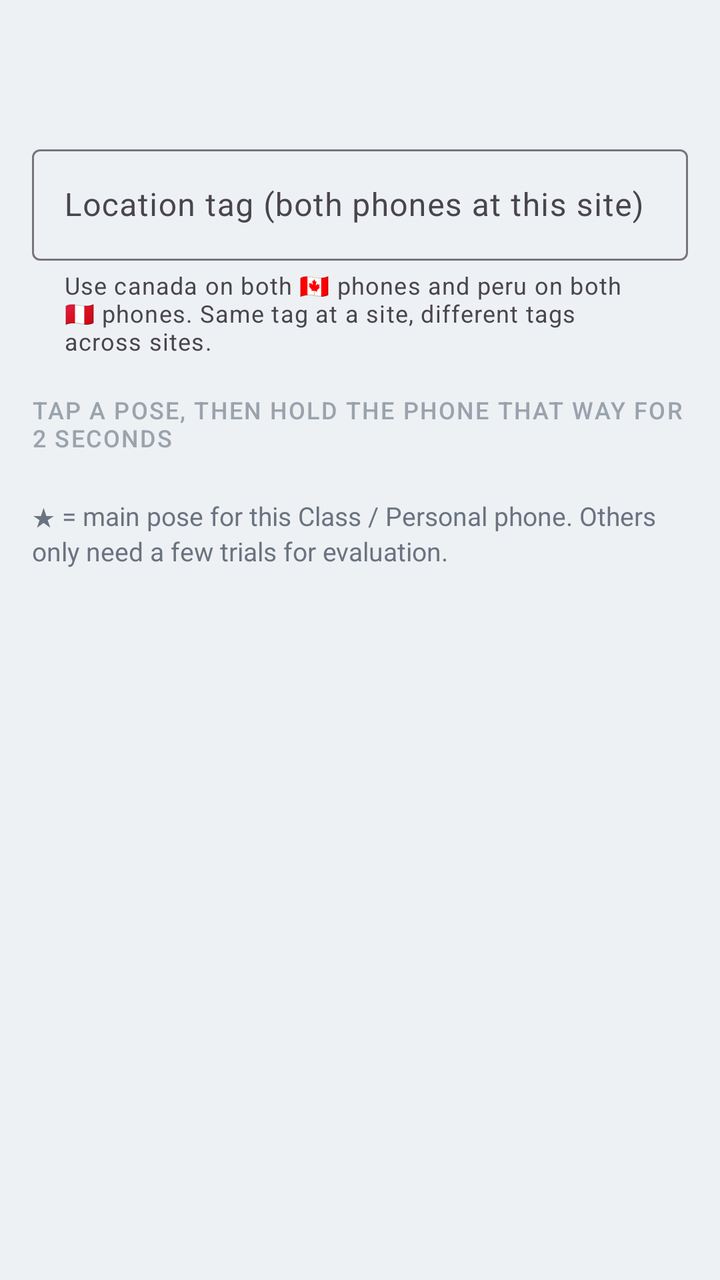
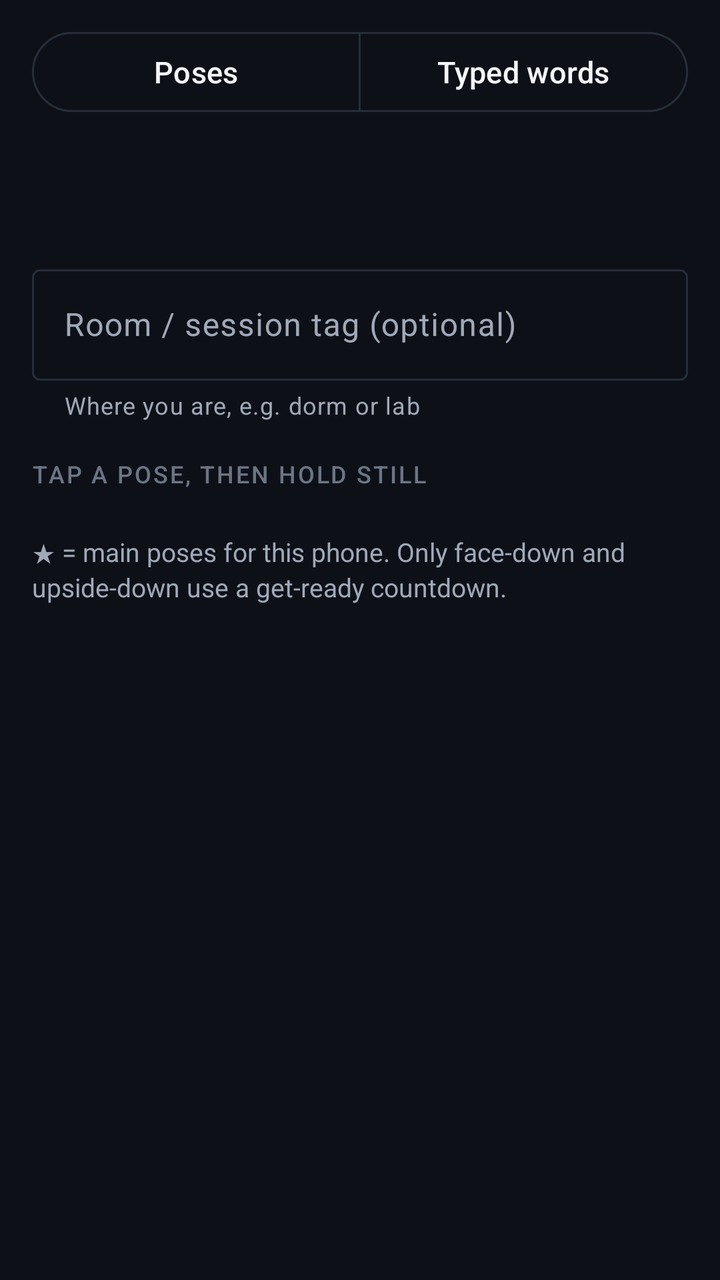

An Android layout rendered at two revisions. The XML below is the earlier revision; the diff shows what the commit changed to produce the second picture.
<!-- AndroidManifest.xml: application theme Theme.PhoneAngle -->
<!-- res/layout/fragment_collect.xml -->
<?xml version="1.0" encoding="utf-8"?>
<ScrollView xmlns:android="http://schemas.android.com/apk/res/android"
    xmlns:app="http://schemas.android.com/apk/res-auto"
    android:layout_width="match_parent"
    android:layout_height="match_parent"
    android:clipToPadding="false"
    android:fillViewport="true">

    <LinearLayout
        android:layout_width="match_parent"
        android:layout_height="wrap_content"
        android:orientation="vertical"
        android:paddingHorizontal="16dp"
        android:paddingTop="12dp"
        android:paddingBottom="20dp">

        <TextView
            android:id="@+id/collectStatus"
            style="@style/Text.App.Title"
            android:layout_width="match_parent"
            android:layout_height="wrap_content" />

        <TextView
            android:id="@+id/collectGuidance"
            style="@style/Text.App.Body"
            android:layout_width="match_parent"
            android:layout_height="wrap_content"
            android:layout_marginTop="4dp" />

        <com.google.android.material.textfield.TextInputLayout
            style="@style/Widget.Material3.TextInputLayout.OutlinedBox"
            android:layout_width="match_parent"
            android:layout_height="wrap_content"
            android:layout_marginTop="14dp"
            android:hint="@string/collect_tag_hint"
            app:helperText="@string/collect_tag_helper">

            <com.google.android.material.textfield.TextInputEditText
                android:id="@+id/tagInput"
                android:layout_width="match_parent"
                android:layout_height="wrap_content"
                android:imeOptions="actionDone"
                android:inputType="text"
                android:maxLines="1" />
        </com.google.android.material.textfield.TextInputLayout>

        <TextView
            style="@style/Text.App.Section"
            android:layout_width="match_parent"
            android:layout_height="wrap_content"
            android:layout_marginTop="18dp"
            android:text="@string/collect_tap_section" />

        <GridLayout
            android:id="@+id/poseGrid"
            android:layout_width="match_parent"
            android:layout_height="wrap_content"
            android:layout_marginTop="8dp"
            android:columnCount="2" />

        <com.google.android.material.card.MaterialCardView
            android:id="@+id/recordingCard"
            style="@style/Widget.App.Card"
            android:layout_width="match_parent"
            android:layout_height="wrap_content"
            android:layout_marginTop="12dp"
            android:visibility="gone"
            app:strokeColor="@color/accent">

            <LinearLayout
                android:layout_width="match_parent"
                android:layout_height="wrap_content"
                android:orientation="vertical"
                android:padding="14dp">

                <TextView
                    android:id="@+id/recordingTitle"
                    style="@style/Text.App.Title"
                    android:layout_width="match_parent"
                    android:layout_height="wrap_content" />

                <com.google.android.material.progressindicator.LinearProgressIndicator
                    android:id="@+id/recordProgress"
                    android:layout_width="match_parent"
                    android:layout_height="wrap_content"
                    android:layout_marginTop="10dp"
                    android:max="100"
                    app:trackCornerRadius="4dp"
                    app:trackThickness="8dp" />

                <TextView
                    android:id="@+id/recordingDetail"
                    style="@style/Text.App.Body"
                    android:layout_width="match_parent"
                    android:layout_height="wrap_content"
                    android:layout_marginTop="8dp" />
            </LinearLayout>
        </com.google.android.material.card.MaterialCardView>

        <TextView
            android:id="@+id/collectLegend"
            style="@style/Text.App.Body"
            android:layout_width="match_parent"
            android:layout_height="wrap_content"
            android:layout_marginTop="14dp"
            android:text="@string/collect_legend" />
    </LinearLayout>
</ScrollView>
<!-- resources referenced by this layout -->
<resources>
  <color name="accent">#2C6E68</color>
  <string name="collect_legend">★ = main pose for this Class / Personal phone. Others only need a few trials for evaluation.</string>
  <string name="collect_tag_helper">Use canada on both 🇨🇦 phones and peru on both 🇵🇪 phones. Same tag at a site, different tags across sites.</string>
  <string name="collect_tag_hint">Location tag (both phones at this site)</string>
  <string name="collect_tap_section">Tap a pose, then hold the phone that way for 2 seconds</string>
  <style name="Text.App.Section" parent="">
          <item name="android:fontFamily">sans-serif-medium</item>
          <item name="android:textColor">@color/faint</item>
          <item name="android:textSize">12sp</item>
          <item name="android:textAllCaps">true</item>
          <item name="android:letterSpacing">0.06</item>
      </style>
  <style name="Widget.App.Card" parent="Widget.Material3.CardView.Outlined">
          <item name="cardBackgroundColor">@color/surface</item>
          <item name="cardCornerRadius">16dp</item>
          <item name="cardElevation">0dp</item>
          <item name="strokeColor">@color/line</item>
          <item name="strokeWidth">1dp</item>
      </style>
  <style name="Theme.PhoneAngle" parent="Theme.Material3.Light.NoActionBar">
          <item name="colorPrimary">@color/accent</item>
          <item name="colorOnPrimary">@color/btn_primary_text</item>
          <item name="colorSecondaryContainer">@color/accent_soft</item>
          <item name="android:statusBarColor">@color/bg</item>
          <item name="android:navigationBarColor">@color/surface</item>
          <item name="android:windowBackground">@color/bg</item>
          <item name="android:windowLightStatusBar">true</item>
      </style>
  <color name="muted">#6A7380</color>
  <color name="faint">#9AA3AD</color>
  <color name="ink">#171A1F</color>
  <color name="surface">#FFFFFF</color>
  <color name="line">#D7DDE4</color>
  <color name="btn_primary_text">#FFFFFF</color>
  <color name="accent_soft">#E4F0EE</color>
  <color name="bg">#EEF1F4</color>
  <!-- unchanged entries left out for length: 2 -->
</resources>

<!-- the commit's change to res/layout/fragment_collect.xml (unified diff, before → after) -->
@@ -14,11 +14,48 @@
         android:paddingTop="12dp"
         android:paddingBottom="20dp">
 
+        <com.google.android.material.button.MaterialButtonToggleGroup
+            android:id="@+id/taskToggle"
+            android:layout_width="match_parent"
+            android:layout_height="wrap_content"
+            app:selectionRequired="true"
+            app:singleSelection="true">
+
+            <com.google.android.material.button.MaterialButton
+                android:id="@+id/taskPose"
+                style="@style/Widget.Material3.Button.OutlinedButton"
+                android:layout_width="0dp"
+                android:layout_height="wrap_content"
+                android:layout_weight="1"
+                android:text="@string/task_poses" />
+
+            <com.google.android.material.button.MaterialButton
+                android:id="@+id/taskTyped"
+                style="@style/Widget.Material3.Button.OutlinedButton"
+                android:layout_width="0dp"
+                android:layout_height="wrap_content"
+                android:layout_weight="1"
+                android:text="@string/task_typed" />
+        </com.google.android.material.button.MaterialButtonToggleGroup>
+
+        <TextView
+            android:id="@+id/typedPreviewBanner"
+            style="@style/Text.App.Body"
+            android:layout_width="match_parent"
+            android:layout_height="wrap_content"
+            android:layout_marginTop="10dp"
+            android:background="@drawable/bg_angle_card"
+            android:padding="12dp"
+            android:text="@string/typed_preview_banner"
+            android:textColor="@color/ink"
+            android:visibility="gone" />
+
         <TextView
             android:id="@+id/collectStatus"
             style="@style/Text.App.Title"
             android:layout_width="match_parent"
-            android:layout_height="wrap_content" />
+            android:layout_height="wrap_content"
+            android:layout_marginTop="12dp" />
 
         <TextView
             android:id="@+id/collectGuidance"
@@ -44,65 +81,172 @@
                 android:maxLines="1" />
         </com.google.android.material.textfield.TextInputLayout>
 
-        <TextView
-            style="@style/Text.App.Section"
-            android:layout_width="match_parent"
-            android:layout_height="wrap_content"
-            android:layout_marginTop="18dp"
-            android:text="@string/collect_tap_section" />
-
-        <GridLayout
-            android:id="@+id/poseGrid"
-            android:layout_width="match_parent"
-            android:layout_height="wrap_content"
-            android:layout_marginTop="8dp"
-            android:columnCount="2" />
-
-        <com.google.android.material.card.MaterialCardView
-            android:id="@+id/recordingCard"
-            style="@style/Widget.App.Card"
-            android:layout_width="match_parent"
-            android:layout_height="wrap_content"
-            android:layout_marginTop="12dp"
-            android:visibility="gone"
-            app:strokeColor="@color/accent">
-
-            <LinearLayout
-                android:layout_width="match_parent"
-                android:layout_height="wrap_content"
-                android:orientation="vertical"
-                android:padding="14dp">
-
-                <TextView
-                    android:id="@+id/recordingTitle"
-                    style="@style/Text.App.Title"
-                    android:layout_width="match_parent"
-                    android:layout_height="wrap_content" />
-
-                <com.google.android.material.progressindicator.LinearProgressIndicator
-                    android:id="@+id/recordProgress"
+        
+        <LinearLayout
+            android:id="@+id/poseSection"
+            android:layout_width="match_parent"
+            android:layout_height="wrap_content"
+            android:orientation="vertical">
+
+            <TextView
+                style="@style/Text.App.Section"
+                android:layout_width="match_parent"
+                android:layout_height="wrap_content"
+                android:layout_marginTop="18dp"
+                android:text="@string/collect_tap_section" />
+
+            <GridLayout
+                android:id="@+id/poseGrid"
+                android:layout_width="match_parent"
+                android:layout_height="wrap_content"
+                android:layout_marginTop="8dp"
+                android:columnCount="2" />
+
+            <com.google.android.material.card.MaterialCardView
+                android:id="@+id/recordingCard"
+                style="@style/Widget.App.Card"
+                android:layout_width="match_parent"
+                android:layout_height="wrap_content"
+                android:layout_marginTop="12dp"
+                android:visibility="gone"
+                app:strokeColor="@color/accent">
+
+                <LinearLayout
                     android:layout_width="match_parent"
                     android:layout_height="wrap_content"
-                    android:layout_marginTop="10dp"
-                    android:max="100"
-                    app:trackCornerRadius="4dp"
-                    app:trackThickness="8dp" />
-
-                <TextView
-                    android:id="@+id/recordingDetail"
-                    style="@style/Text.App.Body"
-                    android:layout_width="match_parent"
+                    android:orientation="vertical"
+                    android:padding="14dp">
+
+                    <TextView
+                        android:id="@+id/recordingTitle"
+                        style="@style/Text.App.Title"
+                        android:layout_width="match_parent"
+                        android:layout_height="wrap_content" />
+
+                    <TextView
+                        android:id="@+id/recordingDetail"
+                        style="@style/Text.App.Body"
+                        android:layout_width="match_parent"
+                        android:layout_height="wrap_content"
+                        android:layout_marginTop="6dp" />
+
+                    <com.google.android.material.progressindicator.LinearProgressIndicator
+                        android:id="@+id/recordProgress"
+                        android:layout_width="match_parent"
+                        android:layout_height="wrap_content"
+                        android:layout_marginTop="10dp"
+                        android:max="100"
+                        app:trackCornerRadius="4dp"
+                        app:trackThickness="8dp" />
+
+                    <com.google.android.material.button.MaterialButton
+                        android:id="@+id/cancelRecordButton"
+                        style="@style/Widget.Material3.Button.TextButton"
+                        android:layout_width="match_parent"
+                        android:layout_height="wrap_content"
+                        android:layout_marginTop="4dp"
+                        android:text="@string/collect_cancel" />
+                </LinearLayout>
+            </com.google.android.material.card.MaterialCardView>
+
+            <TextView
+                android:id="@+id/collectLegend"
+                style="@style/Text.App.Body"
+                android:layout_width="match_parent"
+                android:layout_height="wrap_content"
+                android:layout_marginTop="14dp"
+                android:text="@string/collect_legend" />
+        </LinearLayout>
+
+        
+        <LinearLayout
+            android:id="@+id/typedSection"
+            android:layout_width="match_parent"
+            android:layout_height="wrap_content"
+            android:orientation="vertical"
+            android:visibility="gone">
+
+            <TextView
+                style="@style/Text.App.Section"
+                android:layout_width="match_parent"
+                android:layout_height="wrap_content"
+                android:layout_marginTop="18dp"
+                android:text="@string/typed_section_targets" />
+
+            <Spinner
+                android:id="@+id/targetSpinner"
+                android:layout_width="match_parent"
+                android:layout_height="48dp"
+                android:layout_marginTop="8dp"
+                android:background="@drawable/bg_angle_card" />
+
+            <TextView
+                android:id="@+id/typedHint"
+                style="@style/Text.App.Body"
+                android:layout_width="match_parent"
+                android:layout_height="wrap_content"
+                android:layout_marginTop="8dp"
+                android:text="@string/typed_hint"
+                android:textColor="@color/accent"
+                android:visibility="gone" />
+
+            <com.google.android.material.button.MaterialButton
+                android:id="@+id/typedStartButton"
+                android:layout_width="match_parent"
+                android:layout_height="wrap_content"
+                android:layout_marginTop="12dp"
+                android:text="@string/typed_start"
+                app:backgroundTint="@color/accent"
+                app:cornerRadius="12dp" />
+
+            <LinearLayout
+                android:layout_width="match_parent"
+                android:layout_height="wrap_content"
+                android:layout_marginTop="6dp"
+                android:orientation="horizontal">
+
+                <com.google.android.material.button.MaterialButton
+                    android:id="@+id/typedStopButton"
+                    style="@style/Widget.Material3.Button.TonalButton"
+                    android:layout_width="0dp"
                     android:layout_height="wrap_content"
-                    android:layout_marginTop="8dp" />
+                    android:layout_weight="1"
+                    android:text="@string/typed_stop"
+                    app:cornerRadius="12dp" />
+
+                <com.google.android.material.button.MaterialButton
+                    android:id="@+id/typedCancelButton"
+                    style="@style/Widget.Material3.Button.TextButton"
+                    android:layout_width="0dp"
+                    android:layout_height="wrap_content"
+                    android:layout_weight="1"
+                    android:text="@string/typed_cancel" />
             </LinearLayout>
-        </com.google.android.material.card.MaterialCardView>
-
-        <TextView
-            android:id="@+id/collectLegend"
-            style="@style/Text.App.Body"
-            android:layout_width="match_parent"
-            android:layout_height="wrap_content"
-            android:layout_marginTop="14dp"
-            android:text="@string/collect_legend" />
+
+            <TextView
+                android:id="@+id/typedStatus"
+                style="@style/Text.App.Body"
+                android:layout_width="match_parent"
+                android:layout_height="wrap_content"
+                android:layout_marginTop="10dp"
+                android:text="@string/typed_idle" />
+
+            <TextView
+                style="@style/Text.App.Section"
+                android:layout_width="match_parent"
+                android:layout_height="wrap_content"
+                android:layout_marginTop="18dp"
+                android:text="@string/typed_section_counts" />
+
+            <TextView
+                android:id="@+id/typedCounts"
+                style="@style/Text.App.Body"
+                android:layout_width="match_parent"
+                android:layout_height="wrap_content"
+                android:layout_marginTop="8dp"
+                android:background="@drawable/bg_angle_card"
+                android:padding="14dp"
+                android:textColor="@color/ink" />
+        </LinearLayout>
     </LinearLayout>
 </ScrollView>
<!-- resource entries referenced after the edit -->
@@ -1,41 +1,83 @@
 <!-- resources referenced by this layout -->
 <resources>
-  <color name="accent">#2C6E68</color>
-  <string name="collect_legend">★ = main pose for this Class / Personal phone. Others only need a few trials for evaluation.</string>
-  <string name="collect_tag_helper">Use canada on both 🇨🇦 phones and peru on both 🇵🇪 phones. Same tag at a site, different tags across sites.</string>
-  <string name="collect_tag_hint">Location tag (both phones at this site)</string>
-  <string name="collect_tap_section">Tap a pose, then hold the phone that way for 2 seconds</string>
+  <color name="accent">#8AB4FF</color>
+  <string name="collect_legend">★ = main poses for this phone. Only face-down and upside-down use a get-ready countdown.</string>
+  <string name="collect_tag_helper">Where you are, e.g. dorm or lab</string>
+  <string name="collect_tag_hint">Room / session tag (optional)</string>
+  <string name="collect_tap_section">Tap a pose, then hold still</string>
+  <string name="task_poses">Poses</string>
+  <string name="task_typed">Typed words</string>
+  <string name="typed_cancel">Cancel</string>
+  <string name="typed_hint">Type the target on this phone now, then Stop.</string>
+  <string name="typed_idle">Idle — pick a target, Start, type it, then Stop.</string>
+  <string name="typed_preview_banner">Collection only — typed-word training and detection are not built yet. Trials stay on this phone for later.</string>
+  <string name="typed_section_counts">Saved typing trials</string>
+  <string name="typed_section_targets">Target string</string>
+  <string name="typed_start">Start recording</string>
+  <string name="typed_stop">Stop &amp; save</string>
   <style name="Text.App.Section" parent="">
           <item name="android:fontFamily">sans-serif-medium</item>
           <item name="android:textColor">@color/faint</item>
           <item name="android:textSize">12sp</item>
           <item name="android:textAllCaps">true</item>
-          <item name="android:letterSpacing">0.06</item>
+          <item name="android:letterSpacing">0.08</item>
       </style>
   <style name="Widget.App.Card" parent="Widget.Material3.CardView.Outlined">
           <item name="cardBackgroundColor">@color/surface</item>
-          <item name="cardCornerRadius">16dp</item>
+          <item name="cardCornerRadius">18dp</item>
           <item name="cardElevation">0dp</item>
           <item name="strokeColor">@color/line</item>
           <item name="strokeWidth">1dp</item>
       </style>
-  <style name="Theme.PhoneAngle" parent="Theme.Material3.Light.NoActionBar">
+  <style name="Theme.PhoneAngle" parent="Theme.Material3.Dark.NoActionBar">
           <item name="colorPrimary">@color/accent</item>
           <item name="colorOnPrimary">@color/btn_primary_text</item>
+          <item name="colorPrimaryContainer">@color/accent_soft</item>
+          <item name="colorOnPrimaryContainer">@color/accent</item>
           <item name="colorSecondaryContainer">@color/accent_soft</item>
+          <item name="colorOnSecondaryContainer">@color/accent</item>
+          <item name="colorSurface">@color/surface</item>
+          <item name="colorOnSurface">@color/ink</item>
+          <item name="colorSurfaceVariant">@color/surface_high</item>
+          <item name="colorOnSurfaceVariant">@color/muted</item>
+          <item name="colorOutline">@color/line</item>
+          <item name="colorOutlineVariant">@color/line</item>
+          <item name="android:colorBackground">@color/bg</item>
           <item name="android:statusBarColor">@color/bg</item>
           <item name="android:navigationBarColor">@color/surface</item>
           <item name="android:windowBackground">@color/bg</item>
-          <item name="android:windowLightStatusBar">true</item>
+          <item name="android:windowLightStatusBar">false</item>
+          <item name="android:textColorPrimary">@color/ink</item>
+          <item name="android:textColorSecondary">@color/muted</item>
+          <item name="materialButtonStyle">@style/Widget.App.Button</item>
       </style>
-  <color name="muted">#6A7380</color>
-  <color name="faint">#9AA3AD</color>
-  <color name="ink">#171A1F</color>
-  <color name="surface">#FFFFFF</color>
-  <color name="line">#D7DDE4</color>
-  <color name="btn_primary_text">#FFFFFF</color>
-  <color name="accent_soft">#E4F0EE</color>
-  <color name="bg">#EEF1F4</color>
+  <color name="muted">#A0A9B8</color>
+  <color name="faint">#6B7585</color>
+  <color name="ink">#F3F5F9</color>
+  <!-- drawable bg_angle_card (drawable) -->
+  <?xml version="1.0" encoding="utf-8"?>
+  <shape xmlns:android="http://schemas.android.com/apk/res/android"
+      android:shape="rectangle">
+      <solid android:color="@color/surface" />
+      <corners android:radius="20dp" />
+  </shape>
+  <string name="collect_cancel">Cancel</string>
+  <color name="surface">#161A23</color>
+  <color name="line">#262D3A</color>
+  <color name="btn_primary_text">#0B1426</color>
+  <color name="accent_soft">#1D2B4A</color>
+  <color name="surface_high">#1E2430</color>
+  <color name="bg">#0D1017</color>
+  <style name="Widget.App.Button" parent="Widget.Material3.Button">
+          <item name="backgroundTint">@color/accent</item>
+          <item name="android:textColor">@color/btn_primary_text</item>
+          <item name="cornerRadius">14dp</item>
+          <item name="android:textAllCaps">false</item>
+          <item name="android:textSize">15sp</item>
+          <item name="android:fontFamily">sans-serif-medium</item>
+          <item name="android:paddingTop">13dp</item>
+          <item name="android:paddingBottom">13dp</item>
+      </style>
   <!-- unchanged entries left out for length: 2 -->
 </resources>
 
